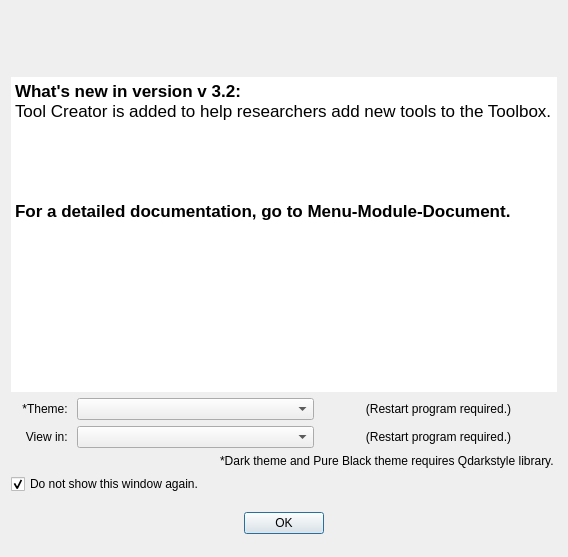
First picture: the form in UI/intro.ui, repository manpeihong/Toolbox-v3, before the edit.
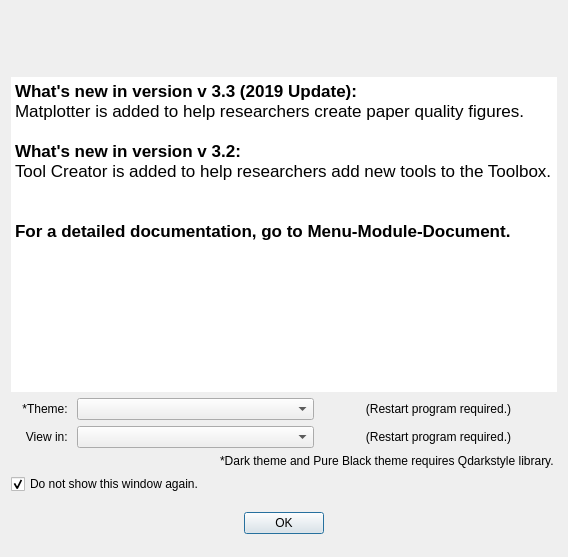
Second picture: the form after the edit.

What changed in the file:
```diff
--- a/UI/intro.ui
+++ b/UI/intro.ui
@@ -52,12 +52,13 @@
 &lt;html&gt;&lt;head&gt;&lt;meta name=&quot;qrichtext&quot; content=&quot;1&quot; /&gt;&lt;style type=&quot;text/css&quot;&gt;
 p, li { white-space: pre-wrap; }
 &lt;/style&gt;&lt;/head&gt;&lt;body style=&quot; font-family:'.SF NS Text'; font-size:13pt; font-weight:400; font-style:normal;&quot;&gt;
+&lt;p style=&quot; margin-top:0px; margin-bottom:0px; margin-left:0px; margin-right:0px; -qt-block-indent:0; text-indent:0px;&quot;&gt;&lt;span style=&quot; font-weight:600;&quot;&gt;What's new in version v 3.3 (2019 Update): &lt;/span&gt;&lt;/p&gt;
+&lt;p style=&quot; margin-top:0px; margin-bottom:0px; margin-left:0px; margin-right:0px; -qt-block-indent:0; text-indent:0px;&quot;&gt;&lt;span style=&quot; font-family:'Calibri,sans-serif';&quot;&gt;Matplotter is added to help researchers create paper quality figures. &lt;/span&gt;&lt;/p&gt;
+&lt;p style=&quot;-qt-paragraph-type:empty; margin-top:0px; margin-bottom:0px; margin-left:0px; margin-right:0px; -qt-block-indent:0; text-indent:0px; font-weight:600;&quot;&gt;&lt;br /&gt;&lt;/p&gt;
 &lt;p style=&quot; margin-top:0px; margin-bottom:0px; margin-left:0px; margin-right:0px; -qt-block-indent:0; text-indent:0px;&quot;&gt;&lt;span style=&quot; font-weight:600;&quot;&gt;What's new in version v 3.2: &lt;/span&gt;&lt;/p&gt;
 &lt;p style=&quot; margin-top:0px; margin-bottom:0px; margin-left:0px; margin-right:0px; -qt-block-indent:0; text-indent:0px;&quot;&gt;&lt;span style=&quot; font-family:'Calibri,sans-serif';&quot;&gt;Tool Creator is added to help researchers add new tools to the Toolbox. &lt;/span&gt;&lt;/p&gt;
 &lt;p style=&quot;-qt-paragraph-type:empty; margin-top:0px; margin-bottom:0px; margin-left:0px; margin-right:0px; -qt-block-indent:0; text-indent:0px; font-family:'Calibri,sans-serif';&quot;&gt;&lt;br /&gt;&lt;/p&gt;
 &lt;p style=&quot;-qt-paragraph-type:empty; margin-top:0px; margin-bottom:0px; margin-left:0px; margin-right:0px; -qt-block-indent:0; text-indent:0px; font-family:'Calibri,sans-serif';&quot;&gt;&lt;br /&gt;&lt;/p&gt;
-&lt;p style=&quot;-qt-paragraph-type:empty; margin-top:0px; margin-bottom:0px; margin-left:0px; margin-right:0px; -qt-block-indent:0; text-indent:0px; font-family:'Calibri,sans-serif';&quot;&gt;&lt;br /&gt;&lt;/p&gt;
-&lt;p style=&quot;-qt-paragraph-type:empty; margin-top:0px; margin-bottom:0px; margin-left:0px; margin-right:0px; -qt-block-indent:0; text-indent:0px; font-family:'Calibri,sans-serif';&quot;&gt;&lt;br /&gt;&lt;/p&gt;
 &lt;p style=&quot; margin-top:0px; margin-bottom:0px; margin-left:0px; margin-right:0px; -qt-block-indent:0; text-indent:0px;&quot;&gt;&lt;span style=&quot; font-family:'Calibri,sans-serif'; font-weight:600;&quot;&gt;For a detailed documentation, go to Menu-Module-Document. &lt;/span&gt;&lt;/p&gt;&lt;/body&gt;&lt;/html&gt;</string>
      </property>
      <property name="textInteractionFlags">
```
